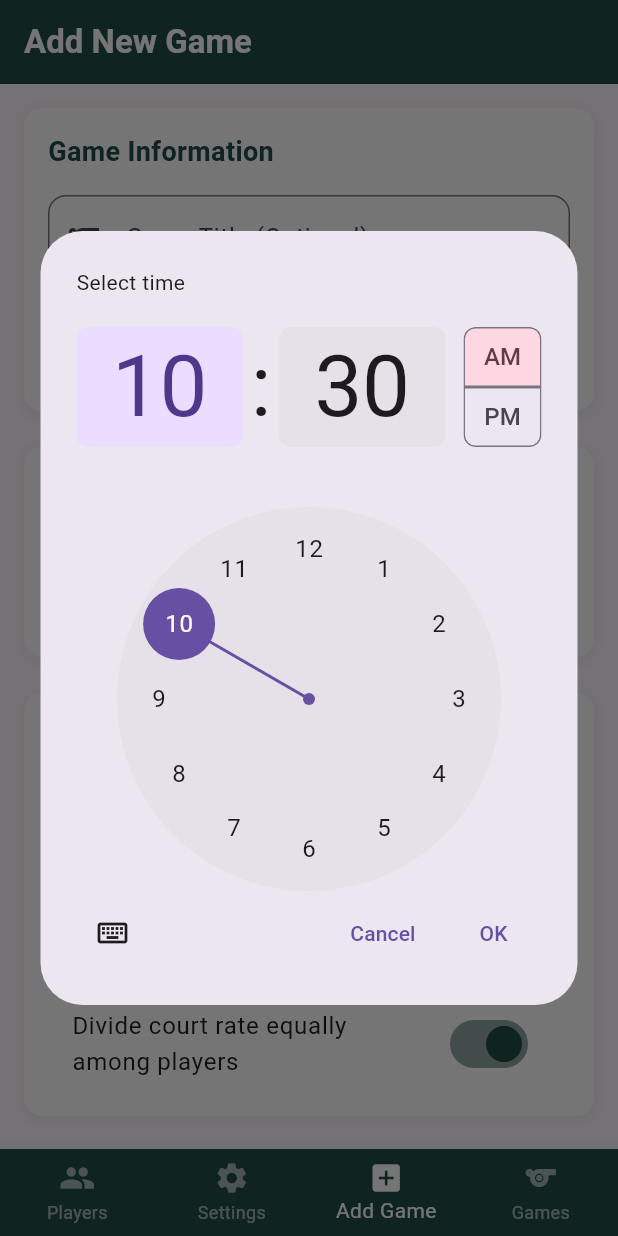
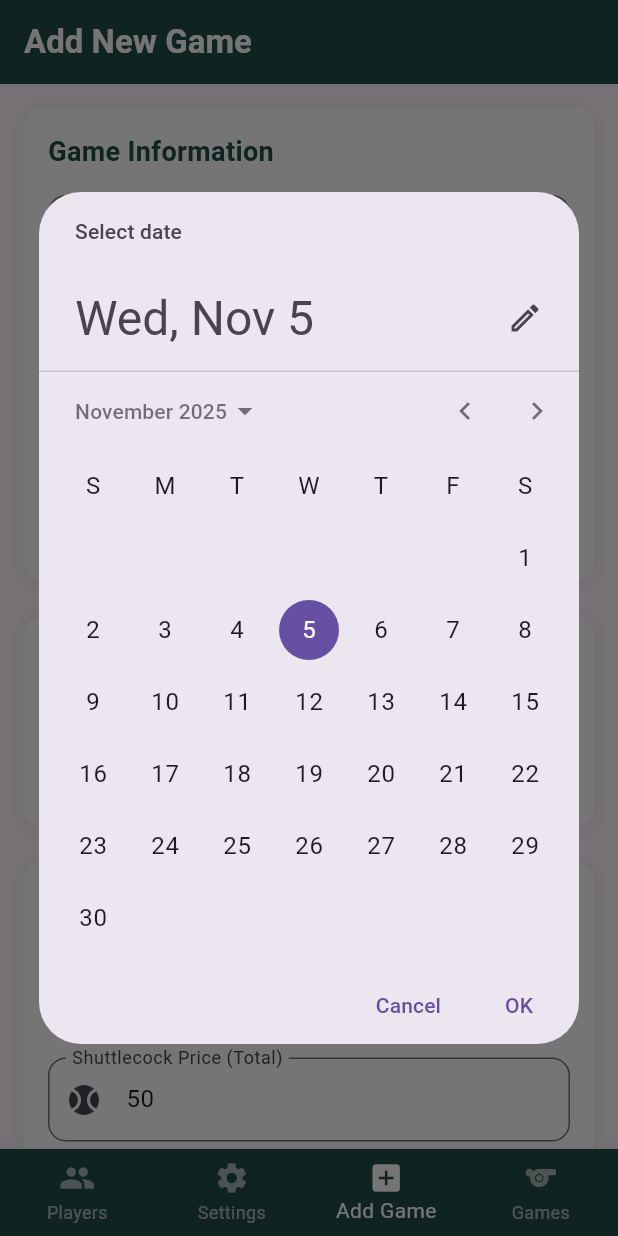
Before and after one commit to ivanjameslo/player_profiles, a Flutter app: the screen it shows after launch, item 3 of the bottom bar chosen, after a tap on the "add circle" icon, on a phone screen of 412 x 824 dp. Run offline on Flutter 3.47's test engine with Material 3 defaults, Android fonts, the phone set to English and light mode, and no system bars; our stand-ins replace google_fonts, shared_preferences.

Commit message:
working app

```diff
--- a/lib/main_screen.dart
+++ b/lib/main_screen.dart
@@ -14,12 +14,12 @@ class MainScreen extends StatefulWidget {
 class _MainScreenState extends State<MainScreen> {
   int _selectedIndex = 0;
 
-  final List<Widget> _screens = [
-    const ProfilePage(),
-    const UserSettingsScreen(),
-    const AddGameScreen(),
-    const GameListScreen(),
-  ];
+  // final List<Widget> _screens = [
+  //   const ProfilePage(),
+  //   const UserSettingsScreen(),
+  //   const AddGameScreen(),
+  //   const GameListScreen(),
+  // ];
 
   void _onItemTapped(int index) {
     setState(() {
@@ -27,10 +27,30 @@ class _MainScreenState extends State<MainScreen> {
     });
   }
 
+  final GlobalKey<GameListScreenState> _gamesKey = GlobalKey<GameListScreenState>();
+
+  late final List<Widget> _screens = [
+    const ProfilePage(),
+    const UserSettingsScreen(),
+    AddGameScreen(
+      onSaved: (game) {
+        // insert into the list
+        _gamesKey.currentState?.addGame(game);
+        // jump to Games tab
+        setState(() => _selectedIndex = 3);
+      },
+    ),
+    GameListScreen(key: _gamesKey),
+  ];
+
+
   @override
   Widget build(BuildContext context) {
     return Scaffold(
-      body: _screens[_selectedIndex],
+      body: IndexedStack(
+        index: _selectedIndex,
+        children: _screens,
+      ),
       bottomNavigationBar: BottomNavigationBar(
         type: BottomNavigationBarType.fixed,
         backgroundColor: const Color(0xFF214D45),
--- a/lib/models/game.dart
+++ b/lib/models/game.dart
@@ -6,10 +6,11 @@ class Game {
   final String? title;
   final String courtName;
   final double courtRate;          // rate per hour
-  final double shuttleCockPrice;   // fixed add-on
+  final double shuttleCockPrice;   // total price (will be divided by players)
   final bool divideCostEqually;    // kept for future use
   final List<CourtSchedule> schedules;
   final DateTime createdAt;
+  final int numberOfPlayers;
 
   Game({
     required this.id,
@@ -20,15 +21,21 @@ class Game {
     required this.divideCostEqually,
     required this.schedules,
     required this.createdAt,
+    this.numberOfPlayers = 4, // sensible default
   });
 
-  /// Sum of (courtRate * hours) for all valid schedules + shuttleCockPrice.
+  /// Sum of (courtRate * hours) for all valid schedules + (shuttleCockPrice / numberOfPlayers).
   /// Returns 0 for invalid values; never NaN/Infinity.
   double get totalCost {
     final hours = _totalHours();
-    final rate   = courtRate.isFinite && courtRate > 0 ? courtRate : 0.0;
-    final shuttle= shuttleCockPrice.isFinite && shuttleCockPrice > 0 ? shuttleCockPrice : 0.0;
-    final cost = rate * hours + shuttle;
+    final rate = courtRate.isFinite && courtRate > 0 ? courtRate : 0.0;
+    final shuttle = shuttleCockPrice.isFinite && shuttleCockPrice > 0 ? shuttleCockPrice : 0.0;
+
+    // Divide shuttlecock price by number of players (ensure we don't divide by zero)
+    final players = numberOfPlayers > 0 ? numberOfPlayers : 1;
+    final shuttlePerPlayer = shuttle / players;
+
+    final cost = rate * hours + shuttlePerPlayer;
     return (cost.isFinite && !cost.isNaN) ? cost : 0.0;
   }
 
--- a/lib/screens/add_game.dart
+++ b/lib/screens/add_game.dart
@@ -7,8 +7,12 @@ import '../services/app_prefs.dart';
 
 
 class AddGameScreen extends StatefulWidget {
-  const AddGameScreen({super.key});
+  const AddGameScreen({
+    super.key,
+    this.onSaved,
+  });
 
+  final ValueChanged<Game>? onSaved;
   @override
   State<AddGameScreen> createState() => _AddGameScreenState();
 }
@@ -20,6 +24,8 @@ class _AddGameScreenState extends State<AddGameScreen> {
   final _courtRateController = TextEditingController();
   final _shuttleCockPriceController = TextEditingController();
   bool _divideCourtEqually = true;
+  int _numberOfPlayers = 4; // Default to 4 players
+
 
   // List to store multiple court schedules
   final List<CourtSchedule> _schedules = [];
@@ -51,12 +57,23 @@ class _AddGameScreenState extends State<AddGameScreen> {
   }
 
   Future<void> _selectSchedule(BuildContext context) async {
+    // First, pick a date
+    final selectedDate = await showDatePicker(
+      context: context,
+      initialDate: DateTime.now(),
+      firstDate: DateTime(2020),
+      lastDate: DateTime(2030),
+    );
+    if (!mounted || selectedDate == null) return;
+
+    // Then pick start time
     final startTime = await showTimePicker(
       context: context,
       initialTime: TimeOfDay.now(),
     );
     if (!mounted || startTime == null) return;
 
+    // Then pick end time
     final endTime = await showTimePicker(
       context: context,
       initialTime: TimeOfDay(
@@ -66,6 +83,7 @@ class _AddGameScreenState extends State<AddGameScreen> {
     );
     if (!mounted || endTime == null) return;
 
+    // Ask for court number
     final courtNumber = await showDialog<String>(
       context: context,
       builder: (ctx) {
@@ -88,12 +106,28 @@ class _AddGameScreenState extends State<AddGameScreen> {
     );
     if (!mounted || courtNumber == null || courtNumber.isEmpty) return;
 
-    final now = DateTime.now();
+    // Combine date and time
+    final startDateTime = DateTime(
+      selectedDate.year,
+      selectedDate.month,
+      selectedDate.day,
+      startTime.hour,
+      startTime.minute,
+    );
+
+    final endDateTime = DateTime(
+      selectedDate.year,
+      selectedDate.month,
+      selectedDate.day,
+      endTime.hour,
+      endTime.minute,
+    );
+
     setState(() {
       _schedules.add(CourtSchedule(
         courtNumber: courtNumber,
-        startTime: DateTime(now.year, now.month, now.day, startTime.hour, startTime.minute),
-        endTime:   DateTime(now.year, now.month, now.day, endTime.hour, endTime.minute),
+        startTime: startDateTime,
+        endTime: endDateTime,
       ));
     });
   }
@@ -104,8 +138,8 @@ class _AddGameScreenState extends State<AddGameScreen> {
     });
   }
 
-  String _formatTimeOfDay(DateTime dateTime) {
-    return DateFormat('hh:mm a').format(dateTime);
+  String _formatDateTime(DateTime dateTime) {
+    return DateFormat('MMM d, y - hh:mm a').format(dateTime);
   }
 
   Future<void> _saveGame() async {
@@ -124,23 +158,56 @@ class _AddGameScreenState extends State<AddGameScreen> {
       final newGame = Game(
         id: DateTime.now().millisecondsSinceEpoch.toString(),
         title: _titleController.text.trim().isEmpty
-            ? 'Untitled Game'
+            ? null
             : _titleController.text.trim(),
         courtName: _courtNameController.text.trim(),
         courtRate: double.tryParse(_courtRateController.text.trim()) ?? 0,
-        shuttleCockPrice:
-            double.tryParse(_shuttleCockPriceController.text.trim()) ?? 0,
+        shuttleCockPrice: double.tryParse(_shuttleCockPriceController.text.trim()) ?? 0,
         divideCostEqually: _divideCourtEqually,
         schedules: List.from(_schedules),
         createdAt: DateTime.now(),
+        numberOfPlayers: _numberOfPlayers,
       );
 
       // Debug
-      // ignore: avoid_print
-      print('✅ ADD: returning Game ${newGame.id}  title=${newGame.title}  cost=${newGame.totalCost}  schedules=${newGame.schedules.length}');
+      print('✅ ADD: saving Game ${newGame.id}  title=${newGame.displayTitle}  cost=${newGame.totalCost}  schedules=${newGame.schedules.length}  players=${newGame.numberOfPlayers}');
+      print('🔍 onSaved callback exists: ${widget.onSaved != null}');
 
-      if (!mounted) return;
-      Navigator.pop(context, newGame);
+      // Check if we're in tab navigation or pushed navigation
+      final canPop = Navigator.of(context).canPop();
+      print('🔍 Can pop: $canPop');
+
+      // Always call the callback first (for tab navigation)
+      if (widget.onSaved != null) {
+        print('📤 Calling onSaved callback...');
+        widget.onSaved!(newGame);
+      }
+
+      // If this screen was pushed (e.g., from FAB in GameList), pop and return
+      if (canPop) {
+        print('⬅️ Popping and returning game...');
+        Navigator.of(context).pop(newGame);
+      } else {
+        // We're in tab navigation, clear the form and show success
+        print('🎯 In tab navigation, clearing form...');
+        _titleController.clear();
+        _courtNameController.clear();
+        setState(() {
+          _schedules.clear();
+        });
+
+        // Reload defaults
+        await _loadDefaultValues();
+
+        if (!mounted) return;
+        ScaffoldMessenger.of(context).showSnackBar(
+          const SnackBar(
+            content: Text('Game saved successfully! Check the Games tab.'),
+            backgroundColor: Color(0xFF214D45),
+            duration: Duration(seconds: 2),
+          ),
+        );
+      }
     }
   }
 
@@ -196,11 +263,11 @@ class _AddGameScreenState extends State<AddGameScreen> {
                       controller: _titleController,
                       decoration: const InputDecoration(
                         labelText: 'Game Title (Optional)',
-                        hintText: 'Enter game title or leave blank for default',
+                        hintText: 'Leave blank to use scheduled date',
                         border: OutlineInputBorder(
                           borderRadius: BorderRadius.all(Radius.circular(12)),
                         ),
-                        prefixIcon: Icon(Icons.sports),
+                        prefixIcon: Icon(Icons.title),
                       ),
                     ),
                     const SizedBox(height: 16),
@@ -208,11 +275,10 @@ class _AddGameScreenState extends State<AddGameScreen> {
                       controller: _courtNameController,
                       decoration: const InputDecoration(
                         labelText: 'Court Name',
-                        hintText: 'Enter court name',
                         border: OutlineInputBorder(
                           borderRadius: BorderRadius.all(Radius.circular(12)),
                         ),
-                        prefixIcon: Icon(Icons.place),
+                        prefixIcon: Icon(Icons.sports_tennis),
                       ),
                       validator: (value) {
                         if (value == null || value.trim().isEmpty) {
@@ -220,6 +286,67 @@ class _AddGameScreenState extends State<AddGameScreen> {
                         }
                         return null;
                       },
+                    ),
+                    const SizedBox(height: 16),
+                    // Number of Players Selector
+                    const Text(
+                      'Number of Players',
+                      style: TextStyle(
+                        fontSize: 14,
+                        fontWeight: FontWeight.w500,
+                        color: Colors.black87,
+                      ),
+                    ),
+                    const SizedBox(height: 8),
+                    Row(
+                      children: List.generate(4, (index) {
+                        final playerCount = index + 1;
+                        return Expanded(
+                          child: Padding(
+                            padding: EdgeInsets.only(
+                              right: index < 3 ? 8.0 : 0,
+                            ),
+                            child: ChoiceChip(
+                              label: Center(
+                                child: Text(
+                                  '$playerCount',
+                                  style: TextStyle(
+                                    fontWeight: FontWeight.bold,
+                                    color: _numberOfPlayers == playerCount
+                                        ? Colors.white
+                                        : const Color(0xFF214D45),
+                                  ),
+                                ),
+                              ),
+                              selected: _numberOfPlayers == playerCount,
+                              onSelected: (selected) {
+                                setState(() {
+                                  _numberOfPlayers = playerCount;
+                                });
+                              },
+                              selectedColor: const Color(0xFF214D45),
+                              backgroundColor: Colors.grey.shade200,
+                              shape: RoundedRectangleBorder(
+                                borderRadius: BorderRadius.circular(8),
+                                side: BorderSide(
+                                  color: _numberOfPlayers == playerCount
+                                      ? const Color(0xFF214D45)
+                                      : Colors.grey.shade300,
+                                  width: 1.5,
+                                ),
+                              ),
+                            ),
+                          ),
+                        );
+                      }),
+                    ),
+                    const SizedBox(height: 4),
+                    Text(
+                      'Select between 1-4 players for this game',
+                      style: TextStyle(
+                        fontSize: 12,
+                        color: Colors.grey.shade600,
+                      ),
                     ),
                   ],
                 ),
@@ -288,7 +415,7 @@ class _AddGameScreenState extends State<AddGameScreen> {
                             child: ListTile(
                               title: Text(schedule.courtNumber),
                               subtitle: Text(
-                                '${_formatTimeOfDay(schedule.startTime)} - ${_formatTimeOfDay(schedule.endTime)}',
+                                '${_formatDateTime(schedule.startTime)}\n${_formatDateTime(schedule.endTime)}',
                               ),
                               trailing: IconButton(
                                 icon: const Icon(Icons.delete),
@@ -361,12 +488,17 @@ class _AddGameScreenState extends State<AddGameScreen> {
                       inputFormatters: [
                         FilteringTextInputFormatter.allow(RegExp(r'^\d+\.?\d{0,2}')),
                       ],
-                      decoration: const InputDecoration(
-                        labelText: 'Shuttlecock Price',
-                        border: OutlineInputBorder(
+                      decoration: InputDecoration(
+                        labelText: 'Shuttlecock Price (Total)',
+                        border: const OutlineInputBorder(
                           borderRadius: BorderRadius.all(Radius.circular(12)),
                         ),
-                        prefixIcon: Icon(Icons.sports_baseball),
+                        prefixIcon: const Icon(Icons.sports_baseball),
+                        helperText: 'Total price will be divided among $_numberOfPlayers player(s)',
+                        helperStyle: TextStyle(
+                          color: Colors.grey.shade600,
+                          fontSize: 12,
+                        ),
                       ),
                       validator: (value) {
                         if (value == null || value.trim().isEmpty) {
--- a/lib/screens/game_list.dart
+++ b/lib/screens/game_list.dart
@@ -8,10 +8,10 @@ class GameListScreen extends StatefulWidget {
   const GameListScreen({super.key});
 
   @override
-  State<GameListScreen> createState() => _GameListScreenState();
+  GameListScreenState createState() => GameListScreenState();
 }
 
-class _GameListScreenState extends State<GameListScreen> {
+class GameListScreenState extends State<GameListScreen> {
   final List<Game> _games = List.from(DummyGames.games);
   final TextEditingController _searchController = TextEditingController();
   List<Game> _filteredGames = [];
@@ -21,6 +21,19 @@ class _GameListScreenState extends State<GameListScreen> {
   );
   String _safeCurrency(double v) =>
     (!v.isFinite || v.isNaN) ? '₱0.00' : currencyFormat.format(v);
+
+  void addGame(Game g) {
+    setState(() {
+      _games.add(g);
+      final q = _searchController.text.toLowerCase();
+      _filteredGames = q.isEmpty
+          ? List.from(_games)
+          : _games.where((game) =>
+              game.displayTitle.toLowerCase().contains(q) ||
+              game.courtName.toLowerCase().contains(q),
+            ).toList();
+    });
+  }
 
   @override
   void initState() {
@@ -308,24 +321,24 @@ class _GameListScreenState extends State<GameListScreen> {
                                               ],
                                             ),
                                           ),
-                                          // Container(
-                                          //   padding: const EdgeInsets.symmetric(
-                                          //     horizontal: 12,
-                                          //     vertical: 6,
-                                          //   ),
-                                          //   decoration: BoxDecoration(
-                                          //     color: const Color(0xFF214D45),
-                                          //     borderRadius: BorderRadius.circular(20),
-                                          //   ),
-                                          //   child: Text(
-                                          //     '${game.numberOfPlayers} Players',
-                                          //     style: const TextStyle(
-                                          //       color: Colors.white,
-                                          //       fontSize: 12,
-                                          //       fontWeight: FontWeight.w500,
-                                          //     ),
-                                          //   ),
-                                          // ),
+                                          Container(
+                                            padding: const EdgeInsets.symmetric(
+                                              horizontal: 12,
+                                              vertical: 6,
+                                            ),
+                                            decoration: BoxDecoration(
+                                              color: const Color(0xFF214D45),
+                                              borderRadius: BorderRadius.circular(20),
+                                            ),
+                                            child: Text(
+                                              '${game.numberOfPlayers} Players',
+                                              style: const TextStyle(
+                                                color: Colors.white,
+                                                fontSize: 12,
+                                                fontWeight: FontWeight.w500,
+                                              ),
+                                            ),
+                                          ),
                                         ],
                                       ),
                                       const SizedBox(height: 12),
```
